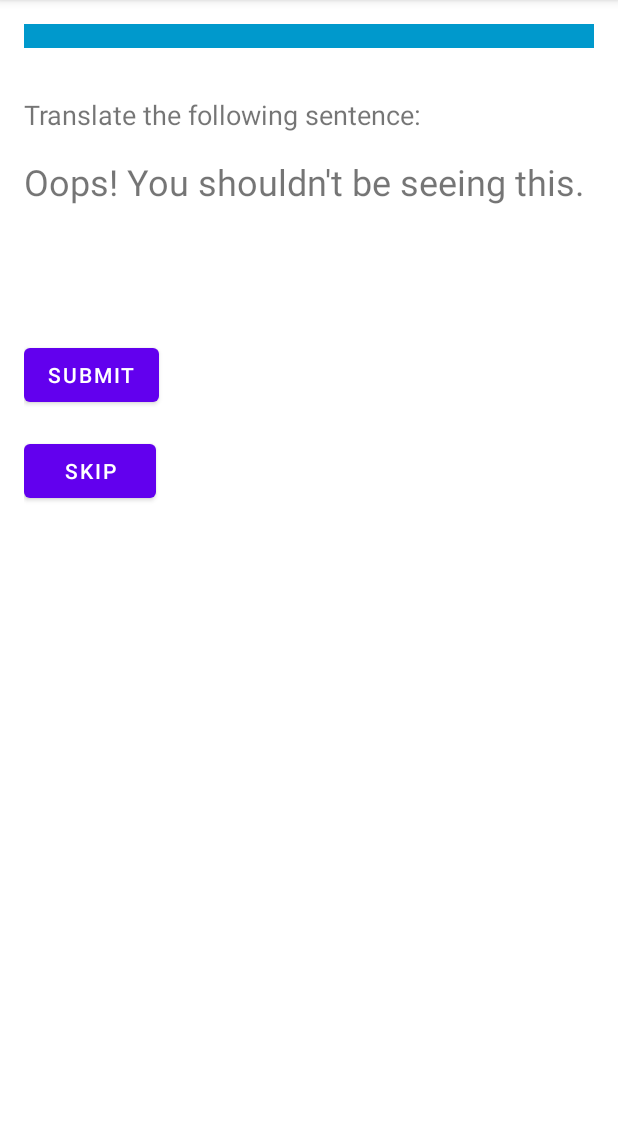
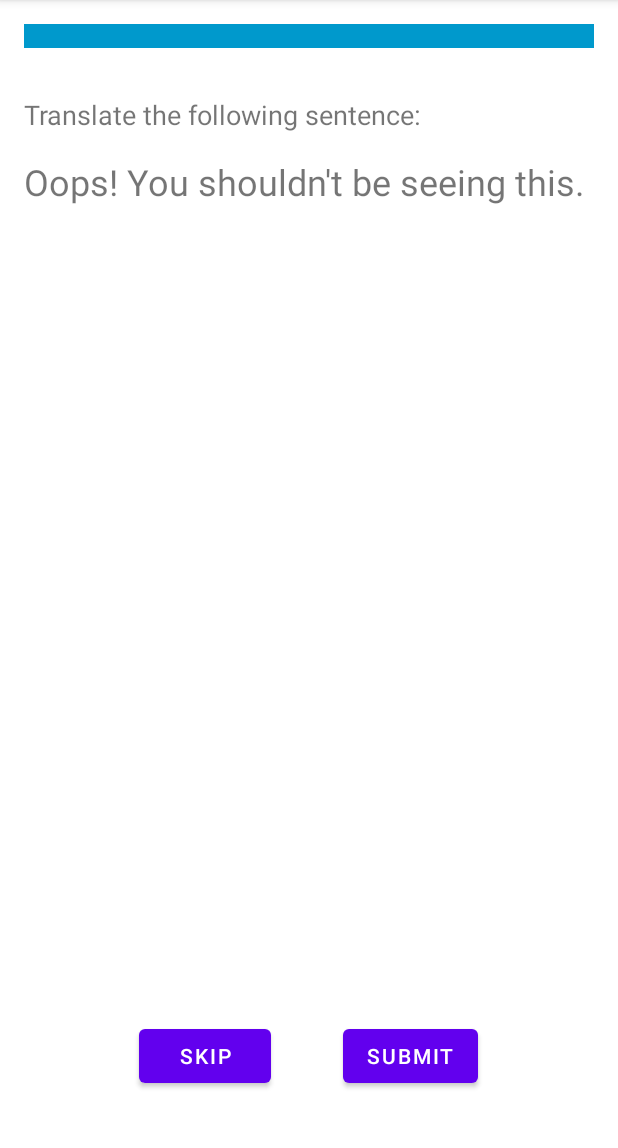
Before and after one commit to mikkokallio/langfant, an Android app: the ExerciseActivity screen opened directly, with no data from a screen before it, on a phone screen of 412 x 824 dp, the part 84-1232 px from its top. Run offline under Robolectric (Android 15) with nearby library versions, the light colour scheme and no system bars; our stand-ins replace FlexboxLayout.

Commit message:
Improve layout

```diff
--- a/app/src/main/res/layout/activity_exercise.xml
+++ b/app/src/main/res/layout/activity_exercise.xml
@@ -47,6 +47,12 @@
         android:textColor="@android:color/black"
         android:layout_marginTop="16dp"/>
 
+    <!-- Spacer View to Push Buttons to the Bottom -->
+    <View
+        android:layout_width="match_parent"
+        android:layout_height="0dp"
+        android:layout_weight="1" />
+
     <com.google.android.flexbox.FlexboxLayout
         android:id="@+id/wordButtonsLayout"
         android:layout_width="match_parent"
@@ -58,15 +64,18 @@
         android:layout_marginTop="16dp">
     </com.google.android.flexbox.FlexboxLayout>
 
-    <!-- Submit Button -->
-    <Button
-        android:id="@+id/buttonSubmit"
-        android:layout_width="wrap_content"
+    <!-- Spacer View to Push Buttons to the Bottom -->
+    <View
+        android:layout_width="match_parent"
+        android:layout_height="0dp"
+        android:layout_weight="1" />
+
+    <!-- Skip and Submit Buttons Container -->
+    <LinearLayout
+        android:layout_width="match_parent"
         android:layout_height="wrap_content"
-        android:layout_below="@id/wordButtonsLayout"
-        android:layout_centerHorizontal="true"
-        android:layout_marginTop="32dp"
-        android:text="Submit" />
+        android:orientation="horizontal"
+        android:gravity="center">
 
         <!-- Skip Button -->
         <Button
@@ -75,24 +84,18 @@
             android:layout_height="wrap_content"
             android:layout_below="@id/buttonSubmit"
             android:layout_centerHorizontal="true"
-        android:layout_marginTop="16dp"
+            android:layout_margin="24dp"
             android:text="Skip" />
+
+        <!-- Submit Button -->
+        <Button
+            android:id="@+id/buttonSubmit"
+            android:layout_width="wrap_content"
+            android:layout_height="wrap_content"
+            android:layout_below="@id/wordButtonsLayout"
+            android:layout_centerHorizontal="true"
+            android:layout_margin="24dp"
+            android:text="Submit" />
     </LinearLayout>
 
-
-    <!--<LinearLayout xmlns:android="http://schemas.android.com/apk/res/android"
-
-    <TextView
-        android:id="@+id/textPrompt"
-        android:layout_width="wrap_content"
-        android:layout_height="wrap_content"
-        android:text="Prompt"
-        android:textSize="18sp" />
-
-    <TextView
-        android:id="@+id/textSentence"
-        android:layout_width="wrap_content"
-        android:layout_height="wrap_content"
-        android:text="Sentence"
-        android:textSize="24sp" />
-    -->
+</LinearLayout>
```
Lines whose indentation alone changed are shown as unchanged.
